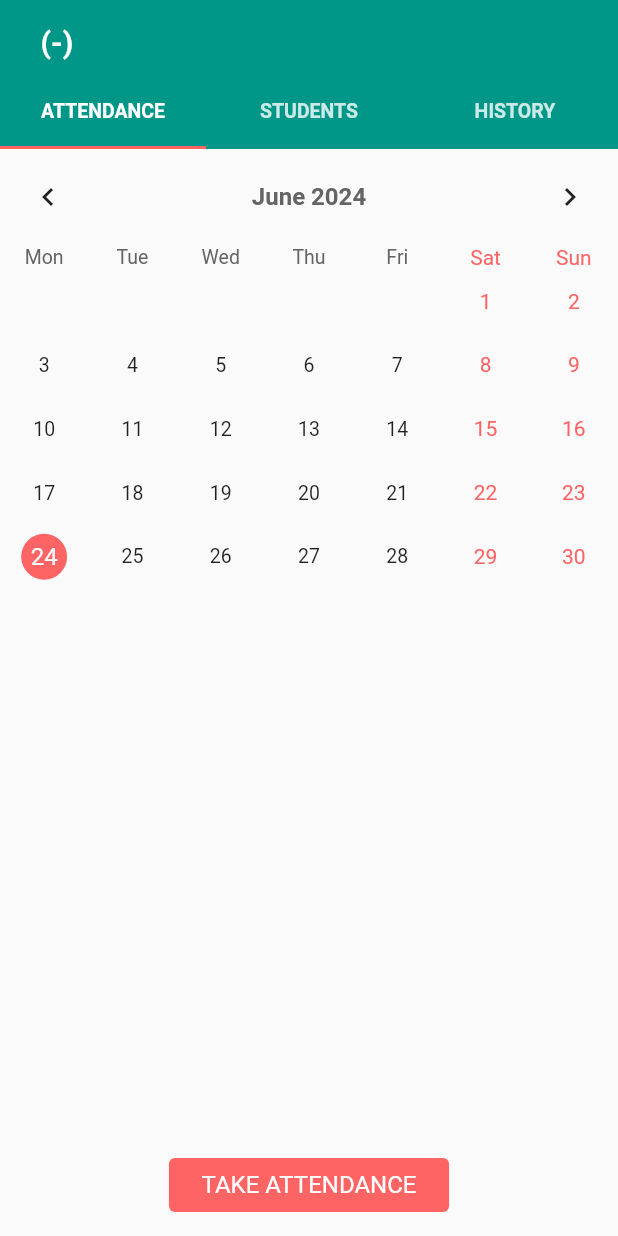
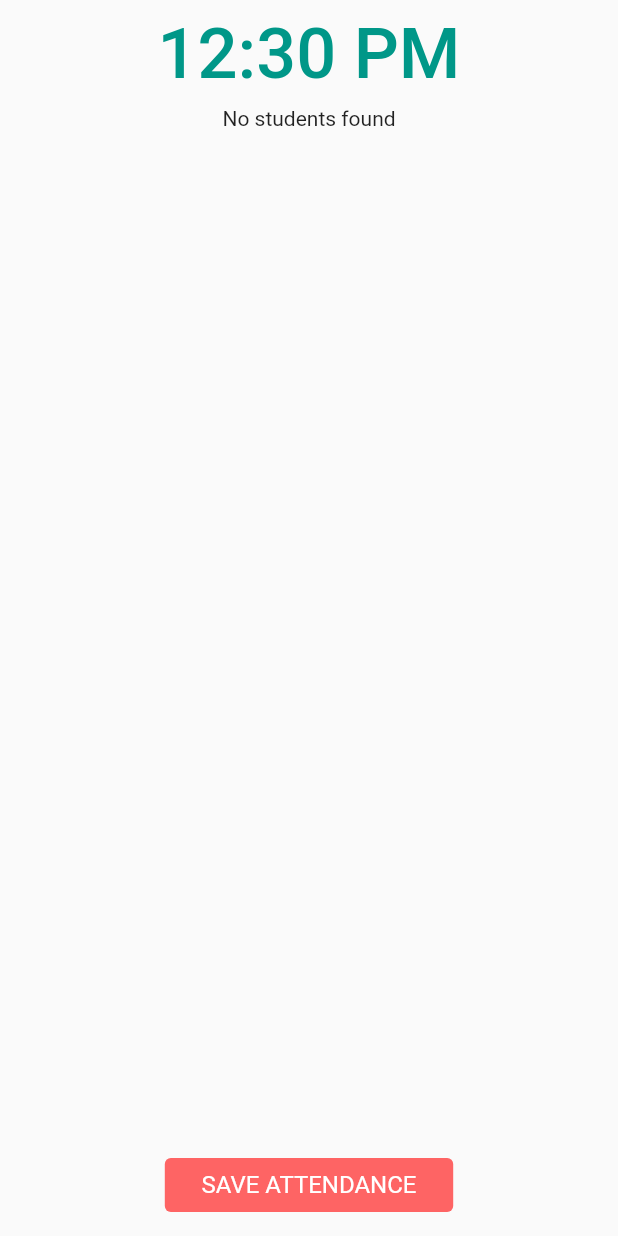
Before and after one commit to Muradali-786/attendance, a Flutter app: the CustomTabBarPage screen opened directly with empty values, after a tap on "TAKE ATTENDANCE", on a phone screen of 412 x 824 dp. Run offline on Flutter 3.47's test engine with Material 3 defaults, Android fonts, the phone set to English and light mode, and no system bars; drawn by our look-alikes of table_calendar, toastification; our stand-ins replace easy_stepper, flutter_easyloading, hive, hive_flutter; accounts and stored records are empty.

Commit message:
second day

```diff
--- a/lib/constant/app_style/app_color.dart
+++ b/lib/constant/app_style/app_color.dart
@@ -9,6 +9,7 @@ const Color kBgColor = Color(0xfffafafa);
 
 const Color kBlack = Color(0xff000000);
 const Color kBlack0D = Color(0xff0d0d0d);
+const Color kDark=Color(0xff242424);
 
 const Color kGrey = Color(0xffD7D7D7);
 const Color kGreyB7 = Color(0xffB7B7B7);
--- a/lib/constant/app_style/app_style.dart
+++ b/lib/constant/app_style/app_style.dart
@@ -1,4 +1,5 @@
 import 'package:flutter/material.dart';
+import 'package:intl/intl.dart';
 
 // Black text styles
 TextStyle kBlackRegular = const TextStyle(
@@ -37,6 +38,10 @@ TextStyle kWhiteBold = const TextStyle(
   color: Colors.white,
   fontWeight: FontWeight.bold,
 );
+String formatDate(DateTime dateTime) {
+  final formatter = DateFormat('yMMMMd');
+  return formatter.format(dateTime);
+}
 
 
 const String SUBJECT = 'Subject';
--- a/lib/utils/components/dialog_text_field.dart
+++ b/lib/utils/components/dialogs/dialog_text_field.dart
@@ -1,5 +1,5 @@
 import 'package:flutter/material.dart';
-import '../../constant/app_style/app_color.dart';
+import '../../../constant/app_style/app_color.dart';
 
 class DialogInputTextField extends StatelessWidget {
   final TextEditingController myController;
--- a/lib/utils/routes/route_name.dart
+++ b/lib/utils/routes/route_name.dart
@@ -6,5 +6,7 @@ class RouteName {
   static const String addSubjectPage = 'subject_page';
   static const String addStudentPage = 'add_student_page';
   static const String customTabBarPage = 'custom_tab_bar_page';
+  static const String markStudentAttendancePage = 'mark_student_attendance_page';
+  static const String attendanceHistoryPage = 'attendance_history_page';
 
 }
--- a/lib/utils/routes/routes.dart
+++ b/lib/utils/routes/routes.dart
@@ -1,9 +1,12 @@
+import 'package:attendance/models/attendance/attendance_model.dart';
 import 'package:attendance/models/subject/subject_model.dart';
 import 'package:attendance/utils/routes/route_name.dart';
 import 'package:attendance/view/add_subject/add_student/add_student_page.dart';
 import 'package:attendance/view/add_subject/add_subject_page.dart';
 import 'package:attendance/view/home/home_page.dart';
+import 'package:attendance/view/home/tab_bar/attendance/mark_student_attendance/mark_student_attendance.dart';
 import 'package:attendance/view/home/tab_bar/custom_tab_bar_page.dart';
+import 'package:attendance/view/home/tab_bar/history/attendance_history/attendance_history_page.dart';
 import 'package:flutter/material.dart';
 
 //
@@ -17,16 +20,20 @@ class Routes {
         return MaterialPageRoute(builder: (_) => const AddSubjectPage());
       case RouteName.addStudentPage:
         return MaterialPageRoute(
-          builder: (_) => AddStudentPage(
-            model: settings.arguments as SubjectModel,
-          ),
-        );
+            builder: (_) =>
+                AddStudentPage(model: settings.arguments as SubjectModel));
+      case RouteName.markStudentAttendancePage:
+        return MaterialPageRoute(
+            builder: (_) =>
+                MarkStudentAttendancePage(data: settings.arguments as Map));
       case RouteName.customTabBarPage:
         return MaterialPageRoute(
-          builder: (_) => CustomTabBarPage(
-            model: settings.arguments as SubjectModel,
-          ),
-        );
+            builder: (_) =>
+                CustomTabBarPage(model: settings.arguments as SubjectModel));
+      case RouteName.attendanceHistoryPage:
+        return MaterialPageRoute(
+            builder: (_) => AttendanceHistoryPage(
+                model: settings.arguments as AttendanceModel));
 
       default:
         return MaterialPageRoute(builder: (_) {
--- a/lib/view/home/home_page.dart
+++ b/lib/view/home/home_page.dart
@@ -2,7 +2,6 @@ import 'package:attendance/constant/app_style/app_color.dart';
 import 'package:attendance/models/subject/subject_model.dart';
 import 'package:attendance/utils/components/custom_list_tile.dart';
 import 'package:attendance/utils/routes/route_name.dart';
-
 import 'package:flutter/material.dart';
 import 'package:hive_flutter/hive_flutter.dart';
 import '../../view_model/boxes/boxes.dart';
--- a/lib/view/home/tab_bar/attendance/attendance_tab.dart
+++ b/lib/view/home/tab_bar/attendance/attendance_tab.dart
@@ -4,9 +4,11 @@ import 'package:table_calendar/table_calendar.dart';
 import '../../../../constant/app_style/app_color.dart';
 import '../../../../size_config.dart';
 import '../../../../utils/components/custom_round_button.dart';
+import '../../../../utils/routes/route_name.dart';
 
 class AttendanceTab extends StatefulWidget {
-  const AttendanceTab({super.key});
+  final String subId;
+  const AttendanceTab({super.key,required this.subId});
 
   @override
   State<AttendanceTab> createState() => _AttendanceTabState();
@@ -74,7 +76,14 @@ class _AttendanceTabState extends State<AttendanceTab> {
           height: getProportionalHeight(36),
           width: getProportionalWidth(170),
           title: 'TAKE ATTENDANCE',
-          onPress: () {},
+          onPress: ()=> Navigator.pushNamed(
+            context,
+            RouteName.markStudentAttendancePage,
+            arguments: {
+              'classId': widget.subId,
+              'selectedDate': _selectedDay,
+            },
+          ),
           buttonColor: kSecondaryColor,
         ),
       ),
--- /dev/null
+++ b/lib/view/home/tab_bar/attendance/mark_student_attendance/mark_student_attendance.dart
@@ -0,0 +1,124 @@
+import 'package:attendance/models/attendance/attendance_model.dart';
+import 'package:attendance/models/student/student_model.dart';
+import 'package:attendance/size_config.dart';
+import 'package:attendance/view_model/attendance/attendance_controller.dart';
+import 'package:flutter/material.dart';
+import 'package:provider/provider.dart';
+import '../../../../../constant/app_style/app_color.dart';
+import '../../../../../utils/components/custom_attendance_list.dart';
+import '../../../../../utils/components/custom_round_button.dart';
+import '../../../../../view_model/boxes/boxes.dart';
+import 'package:hive_flutter/hive_flutter.dart';
+
+class MarkStudentAttendancePage extends StatefulWidget {
+  final dynamic data;
+  const MarkStudentAttendancePage({super.key, required this.data});
+
+  @override
+  State<MarkStudentAttendancePage> createState() =>
+      _MarkStudentAttendancePageState();
+}
+
+class _MarkStudentAttendancePageState extends State<MarkStudentAttendancePage> {
+
+  final AttendanceController _controller=AttendanceController();
+  List<String> stdIdList = [];
+  @override
+  Widget build(BuildContext context) {
+    SizeConfig().init(context);
+    // String period = selectedTime.hour < 12 ? 'AM' : 'PM';
+    // String hour = selectedTime.hourOfPeriod.toString().padLeft(2, '0');
+    // String minute = selectedTime.minute.toString().padLeft(2, '0');
+    // String currentTime = '$hour:$minute $period';
+    String subId = widget.data['classId'].toString();
+    DateTime selectedDate = widget.data['selectedDate'];
+    return Scaffold(
+      body: SafeArea(
+        child: Column(
+          children: [
+            TextButton(
+              onPressed: () {
+                // _selectTime(context);
+              },
+              child: Center(
+                child: Text('12:30 PM',
+                    style: TextStyle(
+                        fontSize: SizeConfig.screenHeight! * 0.057,
+                        color: kPrimaryColor)),
+              ),
+            ),
+            ValueListenableBuilder<Box<StudentModel>>(
+              valueListenable: Boxes.getStdData(subId).listenable(),
+              builder: (context, box, _) {
+                var snap = box.values.toList().cast<StudentModel>();
+
+                if (box.isNotEmpty) {
+                  return Consumer<AttendanceProvider>(
+                    builder: (context, provider, child) {
+                      if (provider.attendanceStatus.length != snap.length) {
+                        provider.attendanceStatusProvider(snap.length);
+                      }
+                      if (stdIdList.length != snap.length) {
+                        for (var std in snap) {
+                          stdIdList.add(std.studentId!);
+                        }
+                      }
+                      return Expanded(
+                        child: ListView.builder(
+                          itemCount: box.length,
+                          itemBuilder: (context, index) {
+                            if (stdIdList.length != snap.length) {
+                              stdIdList.add(snap[index].studentId!);
+                            }
+                            return CustomAttendanceList(
+                              stdName: snap[index].studentName,
+                              stdRollNo: snap[index].studentRollNo,
+                              attendanceStatus:
+                                  provider.attendanceStatus[index],
+                              onTap: () {
+                                provider.updateStatusList(index);
+                              },
+                            );
+                          },
+                        ),
+                      );
+                    },
+                  );
+                } else {
+                  return const Center(child: Text('No students found'));
+                }
+              },
+            )
+          ],
+        ),
+      ),
+      bottomSheet: Container(
+        height: 36,
+        alignment: Alignment.bottomCenter,
+        margin: const EdgeInsets.only(bottom: 16),
+        child: CustomRoundButton(
+          height: getProportionalHeight(36),
+          width: getProportionalWidth(175),
+          title: 'SAVE ATTENDANCE',
+          onPress: () {
+            AttendanceProvider p=Provider.of<AttendanceProvider>(context,listen: false);
+            final model=AttendanceModel(
+                classId: subId,
+                createdAtDate: DateTime.now(),
+                selectedDate: selectedDate,
+                currentTime: '12:30 PM',
+                attendanceList: Map.fromIterables(
+                  stdIdList,
+                  p.attendanceStatus,
+                ),
+            );
+            _controller.markAttendance(model);
+            Navigator.pop(context);
+
+          },
+          buttonColor: kSecondaryColor,
+        ),
+      ),
+    );
+  }
+}
--- a/lib/view/home/tab_bar/custom_tab_bar_page.dart
+++ b/lib/view/home/tab_bar/custom_tab_bar_page.dart
@@ -106,11 +106,9 @@ class _CustomTabBarPageState extends State<CustomTabBarPage>
               child: TabBarView(
                 controller: _tabController,
                 children: [
-                  AttendanceTab(),
-                  StudentTab(
-                    subId: widget.model!.subjectId.toString(),
-                  ),
-                  HistoryTab(),
+                  AttendanceTab(subId: widget.model!.subjectId.toString()),
+                  StudentTab(subId: widget.model!.subjectId.toString()),
+                  HistoryTab(subId: widget.model!.subjectId.toString(),),
                 ],
               ),
             ),
--- a/lib/view/home/tab_bar/student/student_tab.dart
+++ b/lib/view/home/tab_bar/student/student_tab.dart
@@ -12,7 +12,7 @@ import '../../../../view_model/boxes/boxes.dart';
 
 class StudentTab extends StatefulWidget {
   final String subId;
-  const StudentTab({super.key, this.subId = ''});
+  const StudentTab({super.key, required this.subId});
 
   @override
   State<StudentTab> createState() => _StudentTabState();
--- a/pubspec.yaml
+++ b/pubspec.yaml
@@ -42,8 +42,10 @@ dependencies:
   flutter_easyloading: ^3.0.5
   easy_stepper: ^0.8.3
   table_calendar: ^3.1.2
-  another_flushbar: ^1.12.30
-#  fluttertoast:
+  toastification: ^2.0.0
+  provider: ^6.1.2
+  intl: ^0.19.0
+
 
 dev_dependencies:
   build_runner:
```
Also changed, not shown: lib/main.dart (+13 -1 lines), lib/utils/components/custom_attendance_list.dart (added, +233 -0 lines), lib/utils/components/dialogs/add_student_dialog.dart (+4 -3 lines), lib/utils/utils.dart (+16 -9 lines), lib/view/home/tab_bar/history/attendance_history/attendance_history_page.dart (added, +70 -0 lines), lib/view/home/tab_bar/history/history_tab.dart (+37 -6 lines), lib/view_model/attendance/attendance_controller.dart (+72 -1 lines), lib/view_model/student/student_controller.dart (+16 -3 lines), lib/view_model/subject/subject_controller.dart (+15 -4 lines), pubspec.lock.
